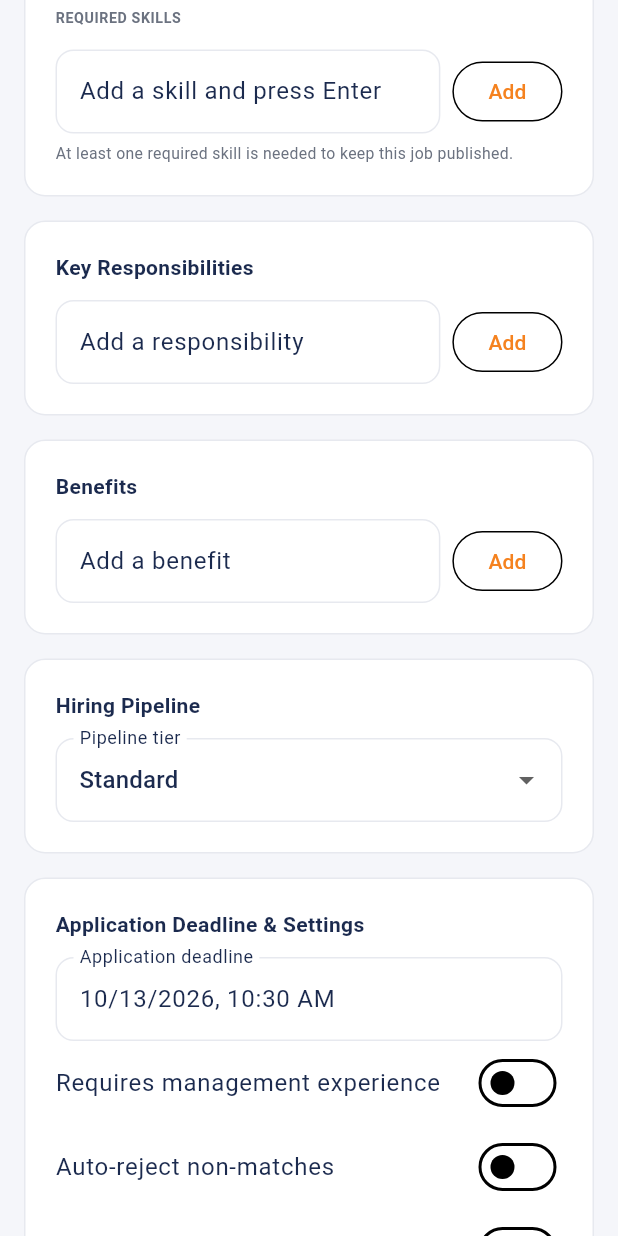
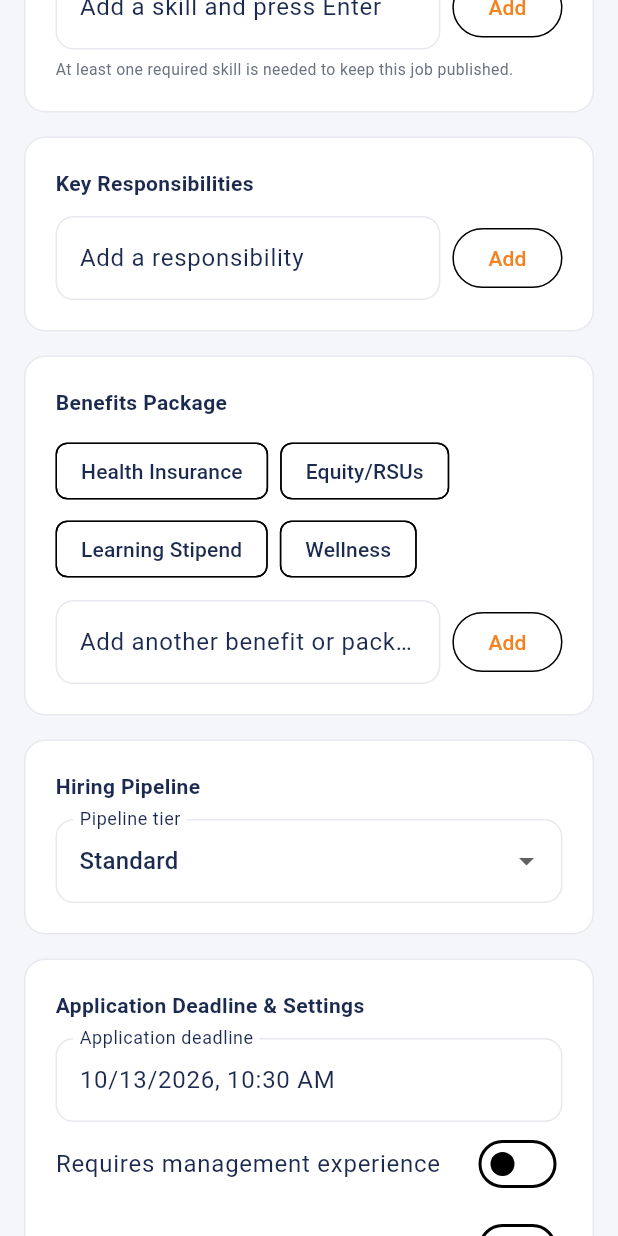
Before and after one commit to Pincef/Pincef-Talent-Mobile-App, a Flutter app: the _EditJobForm widget shown alone on an empty page, opened directly with empty values, scrolled down 1152 dp, after a tap on "Add", on a phone screen of 412 x 824 dp. Run offline on Flutter 3.47's test engine with Material 3 defaults, Android fonts, the phone set to English and light mode, and no system bars; our stand-ins replace dio, file_picker, flutter_riverpod, flutter_secure_storage, go_router, image_picker and 1 more; missing offline and left inert: file_saver, livekit_client; accounts and stored records are empty; network calls fail.

Commit message:
Refactor EditJobForm: enhance benefits management with presets and custom input options

```diff
--- a/lib/features/jobs/presentation/screens/job_details_screen.dart
+++ b/lib/features/jobs/presentation/screens/job_details_screen.dart
@@ -367,6 +367,13 @@ class _EditJobForm extends ConsumerStatefulWidget {
 
 class _EditJobFormState extends ConsumerState<_EditJobForm> {
   final _formKey = GlobalKey<FormState>();
+  static const _benefitPresets = <String, String>{
+    'Health Insurance': 'Health Insurance',
+    'Equity/RSUs': 'Equity/RSUs',
+    'Learning Stipend': 'Learning Stipend',
+    'Wellness': 'Wellness',
+  };
+  static const _currencies = ['USD', 'NGN', 'GBP', 'EUR', 'CAD'];
 
   late final TextEditingController _title;
   late final TextEditingController _location;
@@ -538,6 +545,73 @@ class _EditJobFormState extends ConsumerState<_EditJobForm> {
     });
   }
 
+  void _toggleBenefit(String benefit, bool selected) {
+    setState(() {
+      if (selected && !_benefits.contains(benefit)) {
+        _benefits.add(benefit);
+      } else if (!selected) {
+        _benefits.remove(benefit);
+      }
+    });
+  }
+
+  Widget _benefitsEditor() {
+    final customBenefits = _benefits
+        .where((benefit) => !_benefitPresets.containsValue(benefit))
+        .toList();
+    return _SectionCard(
+      title: 'Benefits Package',
+      child: Column(crossAxisAlignment: CrossAxisAlignment.start, children: [
+        Wrap(
+          spacing: 8,
+          runSpacing: 4,
+          children: [
+            for (final benefit in _benefitPresets.values)
+              FilterChip(
+                label: Text(benefit),
+                selected: _benefits.contains(benefit),
+                onSelected: (selected) => _toggleBenefit(benefit, selected),
+                selectedColor: const Color(0xFFFFF0DE),
+                checkmarkColor: BrandColors.orange,
+              ),
+          ],
+        ),
+        if (customBenefits.isNotEmpty) ...[
+          const SizedBox(height: 8),
+          Wrap(
+            spacing: 6,
+            runSpacing: 6,
+            children: [
+              for (final benefit in customBenefits)
+                InputChip(
+                  label: Text(benefit),
+                  onPressed: () =>
+                      _editListItem(_benefits, benefit, 'Edit benefit'),
+                  onDeleted: () => setState(() => _benefits.remove(benefit)),
+                ),
+            ],
+          ),
+        ],
+        const SizedBox(height: 10),
+        Row(children: [
+          Expanded(
+            child: TextField(
+              controller: _benefitInput,
+              decoration: const InputDecoration(
+                  hintText: 'Add another benefit or package'),
+              onSubmitted: (_) => _addToList(_benefitInput, _benefits),
+            ),
+          ),
+          const SizedBox(width: 8),
+          OutlinedButton(
+            onPressed: () => _addToList(_benefitInput, _benefits),
+            child: const Text('Add'),
+          ),
+        ]),
+      ]),
+    );
+  }
+
   Widget _editableItemsSection({
     required String title,
     required List<String> items,
@@ -699,14 +773,12 @@ class _EditJobFormState extends ConsumerState<_EditJobForm> {
         'rankingsPerJob',
         _rankingLimit.round(),
       ),
-      assessmentEmailCount:
-          _planQuota(
+      assessmentEmailCount: _planQuota(
         ModuleCodes.hiringStageAssessment,
         'assessmentEmailsPerJob',
         int.tryParse(_assessmentEmailCount.text.trim()) ?? 15,
       ),
-      interviewEmailCount:
-          _planQuota(
+      interviewEmailCount: _planQuota(
         ModuleCodes.hiringStageInterview,
         'interviewInvitesPerJob',
         int.tryParse(_interviewEmailCount.text.trim()) ?? 10,
@@ -813,7 +885,13 @@ class _EditJobFormState extends ConsumerState<_EditJobForm> {
                               crossAxisAlignment: CrossAxisAlignment.start,
                               children: [
                                 const _FieldLabel('Location'),
-                                TextFormField(controller: _location),
+                                TextFormField(
+                                  controller: _location,
+                                  decoration: const InputDecoration(
+                                    hintText:
+                                        'City, region, country, or Remote',
+                                  ),
+                                ),
                               ],
                             ),
                           ),
@@ -852,7 +930,22 @@ class _EditJobFormState extends ConsumerState<_EditJobForm> {
                               crossAxisAlignment: CrossAxisAlignment.start,
                               children: [
                                 const _FieldLabel('Currency'),
-                                TextFormField(controller: _currency),
+                                DropdownButtonFormField<String>(
+                                  initialValue: _currency.text,
+                                  items: {
+                                    ..._currencies,
+                                    if (!_currencies.contains(_currency.text))
+                                      _currency.text,
+                                  }
+                                      .map((value) => DropdownMenuItem(
+                                          value: value, child: Text(value)))
+                                      .toList(),
+                                  onChanged: (value) {
+                                    if (value != null) {
+                                      setState(() => _currency.text = value);
+                                    }
+                                  },
+                                ),
                               ],
                             ),
                           ),
@@ -970,25 +1063,6 @@ class _EditJobFormState extends ConsumerState<_EditJobForm> {
                         ],
                       ),
                       const SizedBox(height: 10),
-                      SwitchListTile(
-                        contentPadding: EdgeInsets.zero,
-                        title: const Text('Requires management experience',
-                            style: TextStyle(fontSize: 12.5)),
-                        value: _requiresManagement,
-                        onChanged: (v) =>
-                            setState(() => _requiresManagement = v),
-                      ),
-                      if (_autoRejectNonMatches) ...[
-                        Text('Reject applicants scoring below ${_autoRejectBelowScore.round()}%'),
-                        Slider(
-                          value: _autoRejectBelowScore,
-                          min: 0,
-                          max: 100,
-                          divisions: 20,
-                          label: '${_autoRejectBelowScore.round()}%',
-                          onChanged: (value) => setState(() => _autoRejectBelowScore = value),
-                        ),
-                      ],
                       const SizedBox(height: 6),
                       const _FieldLabel('Required Skills'),
                       Wrap(
@@ -1042,12 +1116,7 @@ class _EditJobFormState extends ConsumerState<_EditJobForm> {
                   hint: 'Add a responsibility',
                 ),
                 const SizedBox(height: 16),
-                _editableItemsSection(
-                  title: 'Benefits',
-                  items: _benefits,
-                  controller: _benefitInput,
-                  hint: 'Add a benefit',
-                ),
+                _benefitsEditor(),
                 const SizedBox(height: 16),
                 _SectionCard(
                   title: 'Hiring Pipeline',
```
Lines whose indentation alone changed are shown as unchanged.
